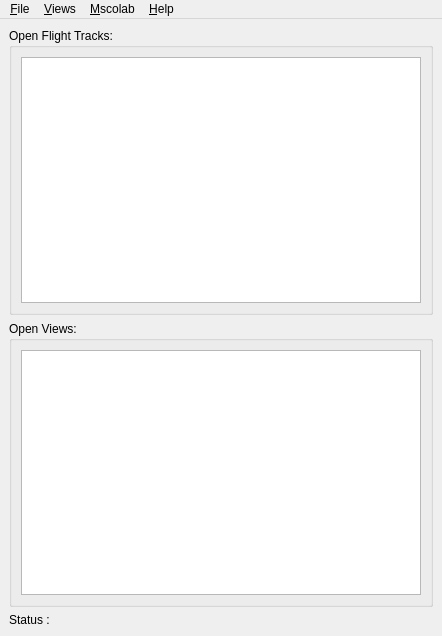
Qt form mslib/msui/ui/ui_mainwindow.ui (Open-MSS/MSS) before a commit.
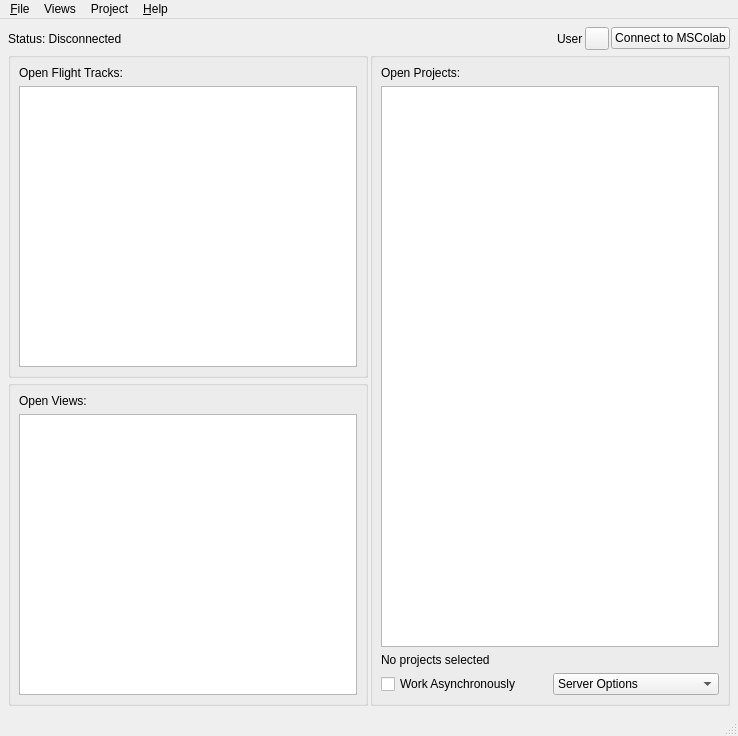
The same form after that commit.

Diff of the .ui file:
```diff
--- a/mslib/msui/ui/ui_mainwindow.ui
+++ b/mslib/msui/ui/ui_mainwindow.ui
@@ -6,24 +6,220 @@
    <rect>
     <x>0</x>
     <y>0</y>
-    <width>442</width>
-    <height>636</height>
+    <width>738</width>
+    <height>736</height>
    </rect>
   </property>
+  <property name="minimumSize">
+   <size>
+    <width>507</width>
+    <height>736</height>
+   </size>
+  </property>
   <property name="windowTitle">
    <string>Mission Support System</string>
   </property>
   <widget class="QWidget" name="centralwidget">
-   <layout class="QVBoxLayout" name="verticalLayout">
-    <item>
-     <widget class="QGroupBox" name="groupBox_3">
+   <layout class="QGridLayout" name="gridLayout" rowstretch="0,0,0" columnstretch="1,1">
+    <property name="leftMargin">
+     <number>8</number>
+    </property>
+    <property name="topMargin">
+     <number>8</number>
+    </property>
+    <property name="rightMargin">
+     <number>8</number>
+    </property>
+    <property name="bottomMargin">
+     <number>8</number>
+    </property>
+    <property name="spacing">
+     <number>2</number>
+    </property>
+    <item row="2" column="0">
+     <widget class="QGroupBox" name="openViewsGb">
+      <layout class="QVBoxLayout" name="openViewsVL">
+       <property name="leftMargin">
+        <number>8</number>
+       </property>
+       <property name="topMargin">
+        <number>8</number>
+       </property>
+       <property name="rightMargin">
+        <number>8</number>
+       </property>
+       <property name="bottomMargin">
+        <number>8</number>
+       </property>
+       <item>
+        <widget class="QLabel" name="openViewsLabel">
+         <property name="text">
+          <string>Open Views:</string>
+         </property>
+        </widget>
+       </item>
+       <item>
+        <widget class="QListWidget" name="listViews">
+         <property name="toolTip">
+          <string>Double-click a view to bring it to the front.</string>
+         </property>
+        </widget>
+       </item>
+      </layout>
+     </widget>
+    </item>
+    <item row="0" column="0" colspan="2">
+     <layout class="QHBoxLayout" name="userOptionsHL" stretch="1,0,0,0">
+      <property name="leftMargin">
+       <number>0</number>
+      </property>
+      <property name="rightMargin">
+       <number>0</number>
+      </property>
+      <item>
+       <widget class="QLabel" name="mscStatusLabel">
+        <property name="text">
+         <string>Status: Disconnected</string>
+        </property>
+        <property name="wordWrap">
+         <bool>true</bool>
+        </property>
+       </widget>
+      </item>
+      <item alignment="Qt::AlignRight">
+       <widget class="QLabel" name="usernameLabel">
+        <property name="text">
+         <string>User</string>
+        </property>
+       </widget>
+      </item>
+      <item alignment="Qt::AlignRight">
+       <widget class="QToolButton" name="userOptionsTb">
+        <property name="toolTip">
+         <string>Profile options</string>
+        </property>
+        <property name="styleSheet">
+         <string notr="true">::menu-indicator { image: none; }</string>
+        </property>
+        <property name="text">
+         <string/>
+        </property>
+       </widget>
+      </item>
+      <item alignment="Qt::AlignRight">
+       <widget class="QPushButton" name="connectBtn">
+        <property name="toolTip">
+         <string>Connect to an MSColab Server</string>
+        </property>
+        <property name="text">
+         <string>Connect to MSColab</string>
+        </property>
+       </widget>
+      </item>
+     </layout>
+    </item>
+    <item row="1" column="1" rowspan="2">
+     <widget class="QGroupBox" name="openProjectsGb">
       <property name="title">
-       <string>Open Flight Tracks:</string>
+       <string/>
       </property>
-      <property name="flat">
-       <bool>true</bool>
+      <layout class="QGridLayout" name="gridLayout_3">
+       <property name="leftMargin">
+        <number>8</number>
+       </property>
+       <property name="topMargin">
+        <number>8</number>
+       </property>
+       <property name="rightMargin">
+        <number>8</number>
+       </property>
+       <property name="bottomMargin">
+        <number>8</number>
+       </property>
+       <item row="2" column="0" colspan="2">
+        <widget class="QLabel" name="workingStatusLabel">
+         <property name="text">
+          <string>No projects selected</string>
+         </property>
+         <property name="wordWrap">
+          <bool>true</bool>
+         </property>
+        </widget>
+       </item>
+       <item row="3" column="0">
+        <widget class="QCheckBox" name="workLocallyCheckbox">
+         <property name="toolTip">
+          <string>Check to work asynchronously from the server</string>
+         </property>
+         <property name="text">
+          <string>Work Asynchronously</string>
+         </property>
+        </widget>
+       </item>
+       <item row="0" column="0">
+        <widget class="QLabel" name="openProjectsMSCLabel">
+         <property name="text">
+          <string>Open Projects:</string>
+         </property>
+        </widget>
+       </item>
+       <item row="1" column="0" colspan="2">
+        <widget class="QListWidget" name="listProjectsMSC">
+         <property name="toolTip">
+          <string>List of mscolab projects.</string>
+         </property>
+        </widget>
+       </item>
+       <item row="3" column="1">
+        <widget class="QComboBox" name="serverOptionsCb">
+         <property name="toolTip">
+          <string>Fetch/Save Server options</string>
+         </property>
+         <item>
+          <property name="text">
+           <string>Server Options</string>
+          </property>
+         </item>
+         <item>
+          <property name="text">
+           <string>Fetch From Server</string>
+          </property>
+         </item>
+         <item>
+          <property name="text">
+           <string>Save To Server</string>
+          </property>
+         </item>
+        </widget>
+       </item>
+      </layout>
+     </widget>
+    </item>
+    <item row="1" column="0">
+     <widget class="QGroupBox" name="openFlightTracksGb">
+      <property name="title">
+       <string/>
       </property>
-      <layout class="QVBoxLayout" name="verticalLayout_6">
+      <layout class="QVBoxLayout" name="verticalLayout">
+       <property name="leftMargin">
+        <number>8</number>
+       </property>
+       <property name="topMargin">
+        <number>8</number>
+       </property>
+       <property name="rightMargin">
+        <number>8</number>
+       </property>
+       <property name="bottomMargin">
+        <number>8</number>
+       </property>
+       <item>
+        <widget class="QLabel" name="openFlightTracksLabel">
+         <property name="text">
+          <string>Open Flight Tracks:</string>
+         </property>
+        </widget>
+       </item>
        <item>
         <widget class="QListWidget" name="listFlightTracks">
          <property name="toolTip">
@@ -31,49 +227,11 @@
 Double-click a flight track to activate it.
 Save a flight track to name it.</string>
          </property>
-         <property name="alternatingRowColors">
-          <bool>false</bool>
-         </property>
-         <property name="textElideMode">
-          <enum>Qt::ElideNone</enum>
-         </property>
         </widget>
        </item>
       </layout>
      </widget>
     </item>
-    <item>
-     <widget class="QGroupBox" name="groupBox">
-      <property name="title">
-       <string>Open Views:</string>
-      </property>
-      <property name="flat">
-       <bool>true</bool>
-      </property>
-      <property name="checkable">
-       <bool>false</bool>
-      </property>
-      <layout class="QVBoxLayout" name="verticalLayout_4">
-       <item>
-        <widget class="QListWidget" name="listViews">
-         <property name="toolTip">
-          <string>Double-click a view to bring it to the front.</string>
-         </property>
-        </widget>
-       </item>
-      </layout>
-     </widget>
-    </item>
-    <item>
-     <widget class="QLabel" name="labelStatusbar">
-      <property name="text">
-       <string>Status : </string>
-      </property>
-      <property name="scaledContents">
-       <bool>false</bool>
-      </property>
-     </widget>
-    </item>
    </layout>
   </widget>
   <widget class="QMenuBar" name="menubar">
@@ -81,14 +239,14 @@
     <rect>
      <x>0</x>
      <y>0</y>
-     <width>442</width>
-     <height>20</height>
+     <width>738</width>
+     <height>22</height>
     </rect>
    </property>
    <property name="nativeMenuBar">
     <bool>false</bool>
    </property>
-   <widget class="QMenu" name="menu_File">
+   <widget class="QMenu" name="menuFile">
     <property name="title">
      <string>&amp;File</string>
     </property>
@@ -120,59 +278,40 @@
     <addaction name="separator"/>
     <addaction name="action_Quit"/>
    </widget>
-   <widget class="QMenu" name="menu_View">
+   <widget class="QMenu" name="menuHelp">
     <property name="title">
-     <string>&amp;Views</string>
+     <string>&amp;Help</string>
+    </property>
+    <addaction name="actionShortcuts"/>
+    <addaction name="actionMSColabHelp"/>
+    <addaction name="actionUpdater"/>
+    <addaction name="actionOnlineHelp"/>
+    <addaction name="actionAboutMSUI"/>
+   </widget>
+   <widget class="QMenu" name="menuViews">
+    <property name="title">
+     <string>Views</string>
     </property>
     <addaction name="actionTopView"/>
     <addaction name="actionSideView"/>
     <addaction name="actionTableView"/>
     <addaction name="actionLinearView"/>
    </widget>
-   <widget class="QMenu" name="menu_Help">
+   <widget class="QMenu" name="menuProject">
     <property name="title">
-     <string>&amp;Help</string>
+     <string>Project</string>
     </property>
     <addaction name="actionOnlineHelp"/>
     <addaction name="actionAboutMSUI"/>
     <addaction name="actionShortcuts"/>
     <addaction name="actionUpdater"/>
    </widget>
-   <widget class="QMenu" name="menu_Mscolab">
-    <property name="title">
-     <string>&amp;Mscolab</string>
-    </property>
-    <addaction name="actionMscolabProjects"/>
-   </widget>
-   <addaction name="menu_File"/>
-   <addaction name="menu_View"/>
-   <addaction name="menu_Mscolab"/>
-   <addaction name="menu_Help"/>
+   <addaction name="menuFile"/>
+   <addaction name="menuViews"/>
+   <addaction name="menuProject"/>
+   <addaction name="menuHelp"/>
   </widget>
-  <action name="action_Quit">
-   <property name="text">
-    <string>&amp;Quit</string>
-   </property>
-   <property name="shortcut">
-    <string>Ctrl+Q</string>
-   </property>
-  </action>
-  <action name="actionNewFlightTrack">
-   <property name="text">
-    <string>&amp;New Flight Track</string>
-   </property>
-   <property name="shortcut">
-    <string>Ctrl+N</string>
-   </property>
-  </action>
-  <action name="actionOpenFlightTrack">
-   <property name="text">
-    <string>&amp;Open Flight Track...</string>
-   </property>
-   <property name="shortcut">
-    <string>Ctrl+O</string>
-   </property>
-  </action>
+  <widget class="QStatusBar" name="statusBar"/>
   <action name="actionSaveActiveFlightTrack">
    <property name="text">
     <string>&amp;Save Active Flight Track</string>
```
Left out of the diff: 187 changed lines with no effect on the pictures.
